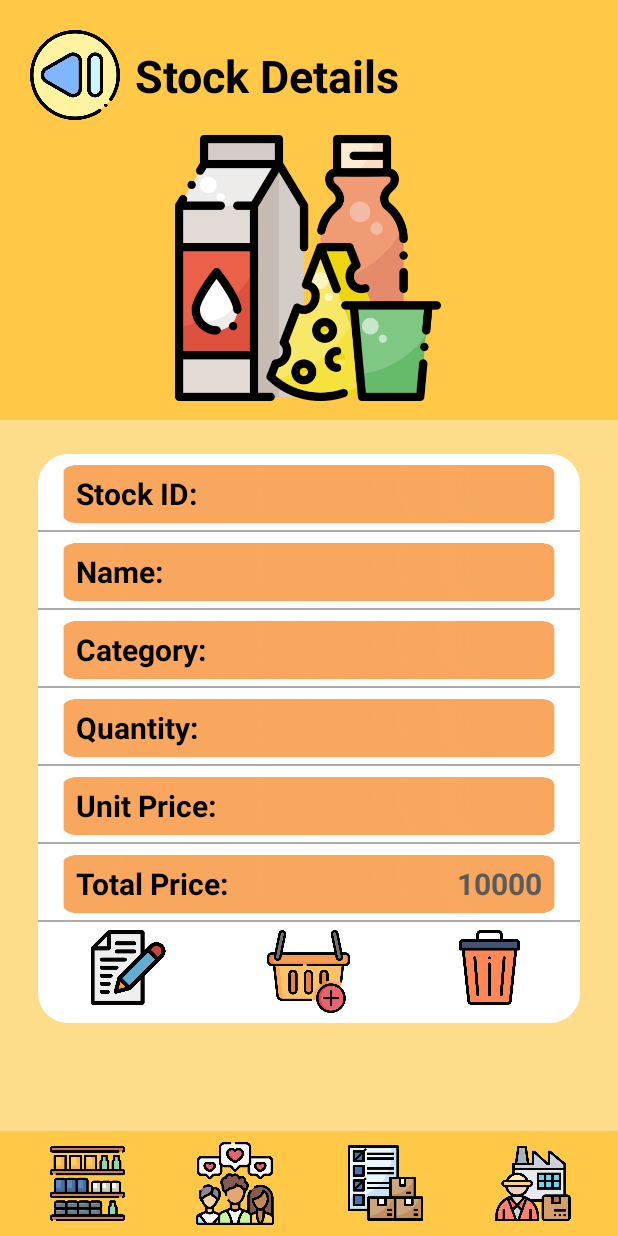
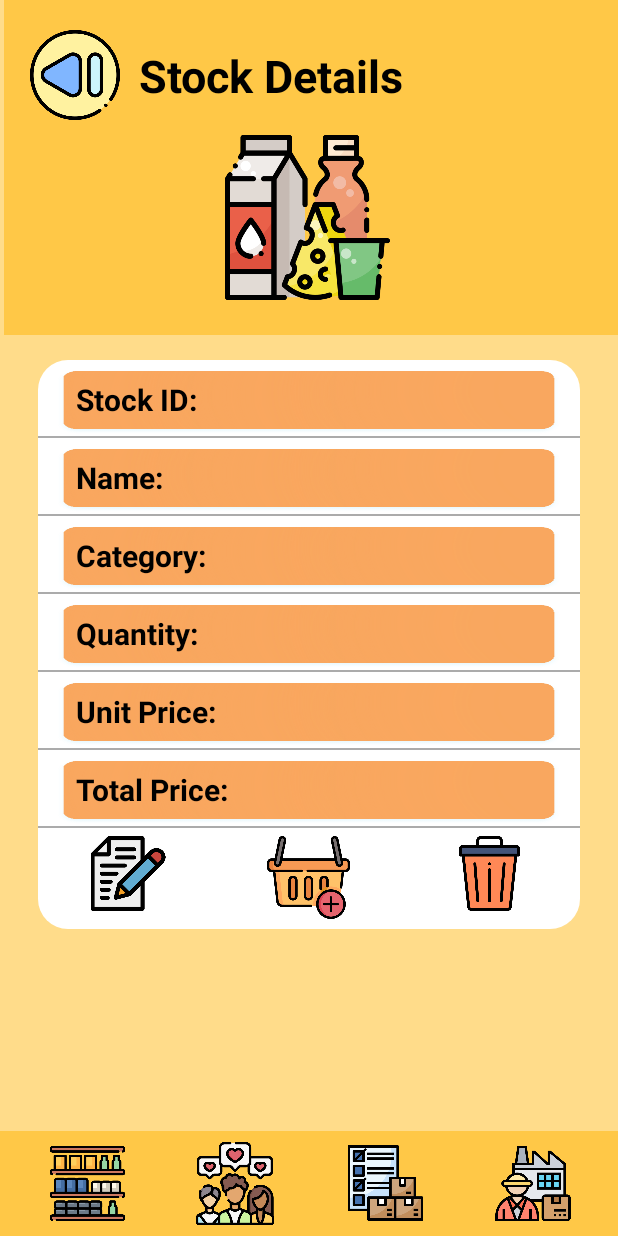
Before and after one commit to ChirathJ/Peaky-Blinders-MAD-Project, an Android app: the DetailsStock screen opened directly, with no data from a screen before it, on a phone screen of 412 x 824 dp. Run offline under Robolectric (Android 15) with nearby library versions, the phone set to English and light mode, and no system bars; Roboto replaces fonts that are not available here.

Commit message:
fix bug and add new features

```diff
--- a/app/src/main/java/com/example/mad/DetailsStock.java
+++ b/app/src/main/java/com/example/mad/DetailsStock.java
@@ -16,10 +16,11 @@ import android.widget.Toast;
 
 public class DetailsStock extends AppCompatActivity {
 
-    TextView stockIDd, stockNamed, stockCategoryd, stockQuantityd, stockUnitPriced;
+    TextView stockIDd, stockNamed, stockCategoryd, stockQuantityd, stockUnitPriced, stockTotalPriced;
     ImageButton update_button, updatestock_button, delete_button, back_button;
 
     String stockID, stockName, stockCategory, stockQuantity, stockUnitPrice;
+    int stockTotalPrice;
 
 
     @Override
@@ -32,6 +33,7 @@ public class DetailsStock extends AppCompatActivity {
         stockCategoryd = findViewById(R.id.stockCategoryd);
         stockQuantityd = findViewById(R.id.stockQuantityd);
         stockUnitPriced = findViewById(R.id.stockUnitPriced);
+        stockTotalPriced = findViewById(R.id.stockTotalPriced);
         update_button = findViewById(R.id.update_button);
         delete_button = findViewById(R.id.delete_button);
         back_button = findViewById(R.id.back_button);
@@ -91,12 +93,16 @@ public class DetailsStock extends AppCompatActivity {
             stockQuantity = getIntent().getStringExtra("quantity");
             stockUnitPrice = getIntent().getStringExtra("unitprice");
 
+            //calculation
+            stockTotalPrice = Integer.parseInt(stockQuantity)*Integer.parseInt(stockUnitPrice);;
+
             //Setting Intent Data
             stockIDd.setText(stockID);
             stockNamed.setText(stockName);
             stockCategoryd.setText(stockCategory);
             stockQuantityd.setText(stockQuantity);
             stockUnitPriced.setText(stockUnitPrice);
+            stockTotalPriced.setText(String.valueOf(stockTotalPrice));
         }else{
             Toast.makeText(this, "No data.", Toast.LENGTH_SHORT).show();
         }
--- a/app/src/main/res/layout/activity_details_stock.xml
+++ b/app/src/main/res/layout/activity_details_stock.xml
@@ -14,8 +14,8 @@
 
         <View
             android:id="@+id/topView"
-            android:layout_width="0dp"
-            android:layout_height="280dp"
+            android:layout_width="409dp"
+            android:layout_height="223dp"
             android:background="@color/colorBar"
             app:layout_constraintEnd_toEndOf="parent"
             app:layout_constraintHorizontal_bias="1.0"
@@ -52,8 +52,8 @@
 
         <ImageView
             android:id="@+id/imageV5"
-            android:layout_width="192dp"
-            android:layout_height="177dp"
+            android:layout_width="131dp"
+            android:layout_height="110dp"
             android:layout_marginTop="90dp"
             android:contentDescription="@string/top_icon"
             app:layout_constraintEnd_toEndOf="parent"
@@ -62,21 +62,12 @@
             app:layout_constraintTop_toTopOf="parent"
             app:srcCompat="@drawable/products" />
 
-        <ScrollView
-            android:id="@+id/scrollView2"
-            android:layout_width="match_parent"
-            android:layout_height="wrap_content"
-            app:layout_constraintBottom_toTopOf="@+id/linearLayout2"
-            app:layout_constraintEnd_toEndOf="parent"
-            app:layout_constraintStart_toStartOf="parent"
-            app:layout_constraintTop_toTopOf="parent">
-
             <LinearLayout
                 android:id="@+id/linearLayout"
                 android:layout_width="match_parent"
                 android:layout_height="wrap_content"
                 android:layout_marginStart="25dp"
-                android:layout_marginTop="230dp"
+                android:layout_marginTop="240dp"
                 android:layout_marginEnd="25dp"
                 android:background="@drawable/white_background"
                 android:orientation="vertical"
@@ -305,13 +296,12 @@
                         android:textStyle="bold" />
 
                     <TextView
-                        android:id="@+id/details12"
+                        android:id="@+id/stockTotalPriced"
                         android:layout_width="wrap_content"
                         android:layout_height="wrap_content"
                         android:layout_weight="1"
                         android:layout_marginEnd="15dp"
                         android:layout_marginTop="7dp"
-                        android:text="@string/Stock_Details_total_data"
                         android:textAlignment="viewEnd"
                         android:textColor="#5b5b5b"
                         android:textSize="20sp" />
@@ -369,8 +359,6 @@
                 </LinearLayout>
 
             </LinearLayout>
-        </ScrollView>
-
 
         <LinearLayout
             android:id="@+id/linearLayout2"
--- a/app/src/main/res/values/styles.xml
+++ b/app/src/main/res/values/styles.xml
@@ -13,7 +13,7 @@
 
     </style>
     <style name="TextLabel" parent="TextAppearance.Design.Hint">
-        <item name="android:textSize">16sp</item>
+        <item name="android:textSize">20sp</item>
     </style>
 
 </resources>
```
Also changed, not shown: app/src/main/java/com/example/mad/AddStock.java (+19 -1 lines), app/src/main/res/layout/activity_add_stock.xml (+11 -8 lines), app/src/main/res/layout/activity_update_quantity.xml (+4 -4 lines), app/src/main/res/layout/activity_update_stock.xml (+4 -4 lines), app/src/main/res/layout/dropdown.xml (added, +11 -0 lines), app/src/main/res/layout/list1.xml (+23 -22 lines).
